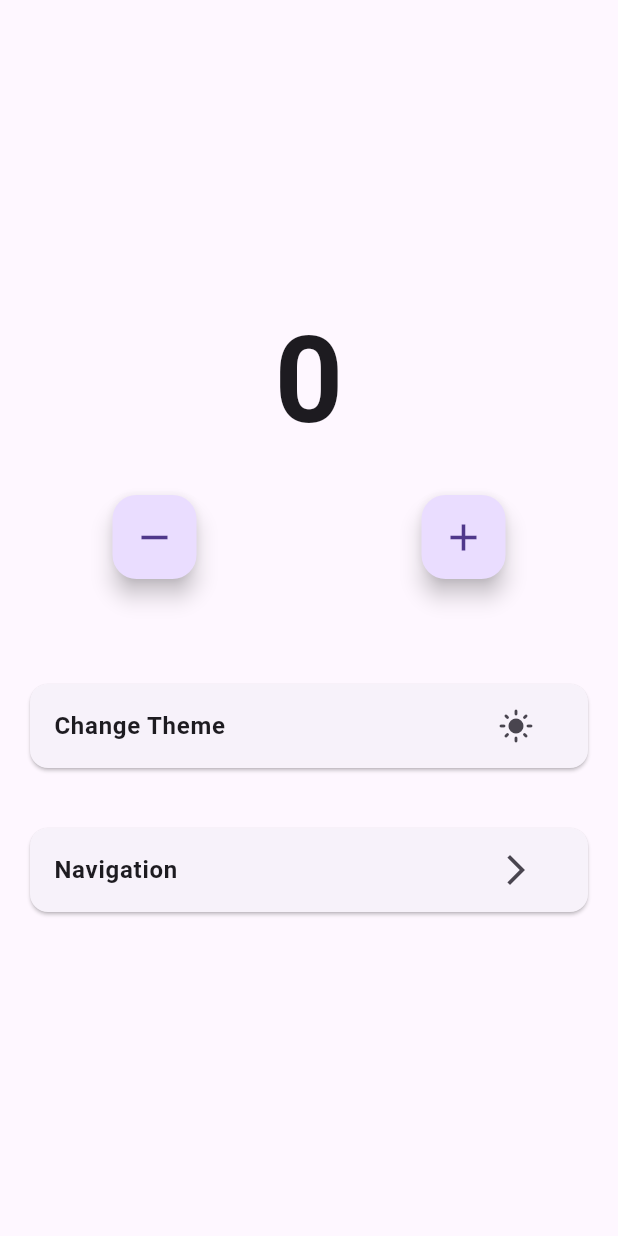
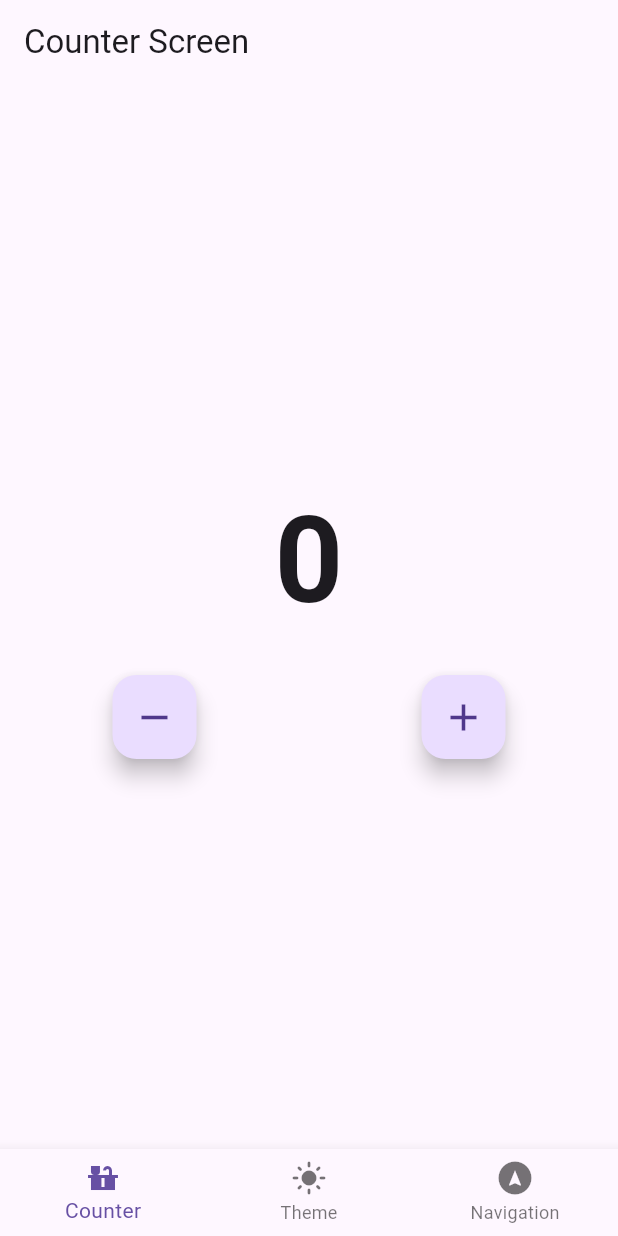
Before and after one commit to Drashtipatel296/counter_app_with_getx, a Flutter app: the screen it shows after launch, on a phone screen of 412 x 824 dp. Run offline on Flutter 3.47's test engine with Material 3 defaults, Android fonts, the phone set to English and light mode, and no system bars; our stand-ins replace get.

Commit message:
19-07-24

```diff
--- a/lib/view/counter_screen.dart
+++ b/lib/view/counter_screen.dart
@@ -1,65 +1,71 @@
+// import 'package:counter_app_with_getx/controller/counter_controller.dart';
+// import 'package:flutter/material.dart';
+// import 'package:get/get.dart';
+// import '../controller/theme_controller.dart';
+//
+// class CounterScreen extends StatelessWidget {
+//   const CounterScreen({super.key});
+//
+//   @override
+//   Widget build(BuildContext context) {
+//     final CounterController controller = Get.put(CounterController());
+//     final ThemeController themeController = Get.find();
+//     return Scaffold(
+//       body: Column(
+//         mainAxisAlignment: MainAxisAlignment.center,
+//         children: [
+//           Center(
+//             child: Obx(() => Text('${controller.count}',style: TextStyle(fontSize: 80,fontWeight: FontWeight.bold),),),
+//           ),
+//           SizedBox(height: 20,),
+//           Row(
+//             mainAxisAlignment: MainAxisAlignment.spaceAround,
+//             children: [
+//               FloatingActionButton(
+//                 onPressed: () {
+//                 controller.decrement();
+//               },child: Icon(Icons.remove,size: 30,
+//               ),),
+//               FloatingActionButton(
+//                 onPressed: () {
+//                   controller.increment();
+//                 },child: Icon(Icons.add,size: 30,
+//               ),),
+//             ],
+//           ),
+//           SizedBox(height: 50,),
+//           Card(
+//             margin: EdgeInsets.all(20),
+//             child: ListTile(
+//               title: Text('Change Theme',style: TextStyle(fontWeight: FontWeight.w600),),
+//               trailing: IconButton(onPressed: () {
+//                 themeController.toggleTheme();
+//               }, icon: Icon(Icons.light_mode)),
+//             ),
+//           ),
+//           Card(
+//             margin: EdgeInsets.all(20),
+//             child: ListTile(
+//               title: Text('Navigation',style: TextStyle(fontWeight: FontWeight.w600),),
+//               trailing: IconButton(
+//                 onPressed: (){
+//                   Get.to(const SecondScreen(),transition: Transition.zoom);
+//                 },
+//                 icon: Icon(Icons.arrow_forward_ios),
+//               ),
+//             ),
+//           ),
+//         ],
+//       ),
+//     );
+//   }
+// }
+//
+
 import 'package:counter_app_with_getx/controller/counter_controller.dart';
 import 'package:flutter/material.dart';
 import 'package:get/get.dart';
 import '../controller/theme_controller.dart';
-
-class CounterScreen extends StatelessWidget {
-  const CounterScreen({super.key});
-
-  @override
-  Widget build(BuildContext context) {
-    final CounterController controller = Get.put(CounterController());
-    final ThemeController themeController = Get.find();
-    return Scaffold(
-      body: Column(
-        mainAxisAlignment: MainAxisAlignment.center,
-        children: [
-          Center(
-            child: Obx(() => Text('${controller.count}',style: TextStyle(fontSize: 80,fontWeight: FontWeight.bold),),),
-          ),
-          SizedBox(height: 20,),
-          Row(
-            mainAxisAlignment: MainAxisAlignment.spaceAround,
-            children: [
-              FloatingActionButton(
-                onPressed: () {
-                controller.decrement();
-              },child: Icon(Icons.remove,size: 30,
-              ),),
-              FloatingActionButton(
-                onPressed: () {
-                  controller.increment();
-                },child: Icon(Icons.add,size: 30,
-              ),),
-            ],
-          ),
-          SizedBox(height: 50,),
-          Card(
-            margin: EdgeInsets.all(20),
-            child: ListTile(
-              title: Text('Change Theme',style: TextStyle(fontWeight: FontWeight.w600),),
-              trailing: IconButton(onPressed: () {
-                themeController.toggleTheme();
-              }, icon: Icon(Icons.light_mode)),
-            ),
-          ),
-          Card(
-            margin: EdgeInsets.all(20),
-            child: ListTile(
-              title: Text('Navigation',style: TextStyle(fontWeight: FontWeight.w600),),
-              trailing: IconButton(
-                onPressed: (){
-                  Get.to(const SecondScreen(),transition: Transition.zoom);
-                },
-                icon: Icon(Icons.arrow_forward_ios),
-              ),
-            ),
-          ),
-        ],
-      ),
-    );
-  }
-}
 
 class SecondScreen extends StatelessWidget {
   const SecondScreen({super.key});
@@ -85,3 +91,126 @@ class SecondScreen extends StatelessWidget {
     );
   }
 }
+
+class CounterScreen extends StatelessWidget {
+  const CounterScreen({super.key});
+
+  @override
+  Widget build(BuildContext context) {
+    final CounterController controller = Get.put(CounterController());
+    final ThemeController themeController = Get.find();
+    var selectedFunctionality = 0.obs; // 0: Counter, 1: Theme, 2: Image
+
+    return Scaffold(
+      appBar: AppBar(
+        title: Obx(() {
+          switch (selectedFunctionality.value) {
+            case 1:
+              return Text('Change Theme');
+            case 2:
+              return Text('Second Screen');
+            default:
+              return Text('Counter Screen');
+          }
+        }),
+      ),
+      body: Obx(() {
+        switch (selectedFunctionality.value) {
+          case 1:
+            return Center(
+              child: Card(
+                margin: EdgeInsets.all(20),
+                child: ListTile(
+                  title: Text(
+                    'Change Theme',
+                    style: TextStyle(fontWeight: FontWeight.w600),
+                  ),
+                  trailing: IconButton(
+                    onPressed: () {
+                      themeController.toggleTheme();
+                    },
+                    icon: Icon(Icons.light_mode),
+                  ),
+                ),
+              ),
+            );
+          case 2:
+            return Center(
+              child: Card(
+              margin: EdgeInsets.all(20),
+              child: ListTile(
+                title: Text('Navigation',style: TextStyle(fontWeight: FontWeight.w600),),
+                trailing: IconButton(
+                  onPressed: (){
+                    Get.to(const SecondScreen(),transition: Transition.zoom);
+                  },
+                  icon: Icon(Icons.arrow_forward_ios),
+                ),
+              ),
+                        ),
+            );
+          default:
+            return Column(
+              mainAxisAlignment: MainAxisAlignment.center,
+              children: [
+                Center(
+                  child: Obx(
+                        () => Text(
+                      '${controller.count}',
+                      style: TextStyle(fontSize: 80, fontWeight: FontWeight.bold),
+                    ),
+                  ),
+                ),
+                SizedBox(height: 20),
+                Row(
+                  mainAxisAlignment: MainAxisAlignment.spaceAround,
+                  children: [
+                    FloatingActionButton(
+                      onPressed: () {
+                        controller.decrement();
+                      },
+                      child: Icon(
+                        Icons.remove,
+                        size: 30,
+                      ),
+                    ),
+                    FloatingActionButton(
+                      onPressed: () {
+                        controller.increment();
+                      },
+                      child: Icon(
+                        Icons.add,
+                        size: 30,
+                      ),
+                    ),
+                  ],
+                ),
+              ],
+            );
+        }
+      }),
+      bottomNavigationBar: Obx(() {
+        return BottomNavigationBar(
+          currentIndex: selectedFunctionality.value,
+          onTap: (index) {
+            selectedFunctionality.value = index;
+          },
+          items: const [
+            BottomNavigationBarItem(
+              icon: Icon(Icons.countertops),
+              label: 'Counter',
+            ),
+            BottomNavigationBarItem(
+              icon: Icon(Icons.light_mode),
+              label: 'Theme',
+            ),
+            BottomNavigationBarItem(
+              icon: Icon(Icons.assistant_navigation),
+              label: 'Navigation',
+            ),
+          ],
+        );
+      }),
+    );
+  }
+}
```
